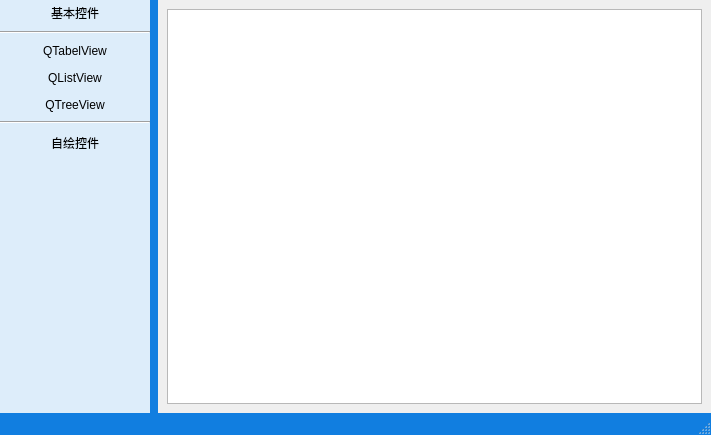
First picture: the form in FramelessWindow/mainwindow.ui, repository BeiChenYx/FramelessWindow, before the edit.
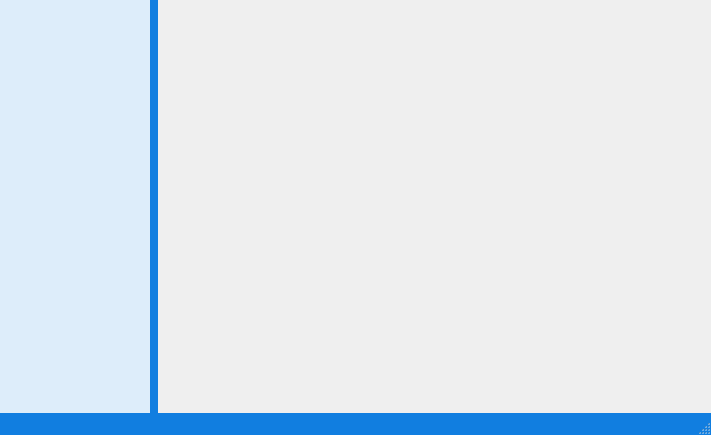
Second picture: the form after the edit. The open tabs and pages were chosen to show the change.

```diff
--- a/FramelessWindow/mainwindow.ui
+++ b/FramelessWindow/mainwindow.ui
@@ -33,7 +33,7 @@
 }
 
 /* 分割线 */
-Line{
+#widget_left_nav #HLine{
 	background-color: #ddedfa;
 	border-top: 1px solid #a0a0a0; 
 }
@@ -161,131 +161,9 @@
        </property>
        <layout class="QGridLayout" name="gridLayout_2">
         <item row="0" column="0">
-         <layout class="QVBoxLayout" name="verticalLayout">
-          <item>
-           <widget class="QToolButton" name="toolButton_base">
-            <property name="sizePolicy">
-             <sizepolicy hsizetype="Expanding" vsizetype="Fixed">
-              <horstretch>0</horstretch>
-              <verstretch>0</verstretch>
-             </sizepolicy>
-            </property>
-            <property name="layoutDirection">
-             <enum>Qt::LeftToRight</enum>
-            </property>
-            <property name="text">
-             <string>基本控件</string>
-            </property>
-            <property name="checkable">
-             <bool>true</bool>
-            </property>
-            <attribute name="buttonGroup">
-             <string notr="true">buttonGroup_left_nav</string>
-            </attribute>
-           </widget>
-          </item>
-          <item>
-           <widget class="Line" name="line">
-            <property name="orientation">
-             <enum>Qt::Horizontal</enum>
-            </property>
-           </widget>
-          </item>
-          <item>
-           <widget class="QToolButton" name="toolButton_table">
-            <property name="sizePolicy">
-             <sizepolicy hsizetype="Expanding" vsizetype="Fixed">
-              <horstretch>0</horstretch>
-              <verstretch>0</verstretch>
-             </sizepolicy>
-            </property>
-            <property name="layoutDirection">
-             <enum>Qt::LeftToRight</enum>
-            </property>
-            <property name="text">
-             <string>QTabelView</string>
-            </property>
-            <property name="checkable">
-             <bool>true</bool>
-            </property>
-            <attribute name="buttonGroup">
-             <string notr="true">buttonGroup_left_nav</string>
-            </attribute>
-           </widget>
-          </item>
-          <item>
-           <widget class="QToolButton" name="toolButton_list">
-            <property name="sizePolicy">
-             <sizepolicy hsizetype="Expanding" vsizetype="Fixed">
-              <horstretch>0</horstretch>
-              <verstretch>0</verstretch>
-             </sizepolicy>
-            </property>
-            <property name="layoutDirection">
-             <enum>Qt::LeftToRight</enum>
-            </property>
-            <property name="text">
-             <string>QListView</string>
-            </property>
-            <property name="checkable">
-             <bool>true</bool>
-            </property>
-            <attribute name="buttonGroup">
-             <string notr="true">buttonGroup_left_nav</string>
-            </attribute>
-           </widget>
-          </item>
-          <item>
-           <widget class="QToolButton" name="toolButton_tree">
-            <property name="sizePolicy">
-             <sizepolicy hsizetype="Expanding" vsizetype="Fixed">
-              <horstretch>0</horstretch>
-              <verstretch>0</verstretch>
-             </sizepolicy>
-            </property>
-            <property name="layoutDirection">
-             <enum>Qt::LeftToRight</enum>
-            </property>
-            <property name="text">
-             <string>QTreeView</string>
-            </property>
-            <property name="checkable">
-             <bool>true</bool>
-            </property>
-            <attribute name="buttonGroup">
-             <string notr="true">buttonGroup_left_nav</string>
-            </attribute>
-           </widget>
-          </item>
-          <item>
-           <widget class="Line" name="line_2">
-            <property name="orientation">
-             <enum>Qt::Horizontal</enum>
-            </property>
-           </widget>
-          </item>
-          <item>
-           <widget class="QToolButton" name="toolButton_custom">
-            <property name="sizePolicy">
-             <sizepolicy hsizetype="Expanding" vsizetype="Fixed">
-              <horstretch>0</horstretch>
-              <verstretch>0</verstretch>
-             </sizepolicy>
-            </property>
-            <property name="text">
-             <string>自绘控件</string>
-            </property>
-            <property name="checkable">
-             <bool>true</bool>
-            </property>
-            <attribute name="buttonGroup">
-             <string notr="true">buttonGroup_left_nav</string>
-            </attribute>
-           </widget>
-          </item>
-         </layout>
+         <layout class="QVBoxLayout" name="verticalLayout_left_nav"/>
         </item>
-        <item row="2" column="0">
+        <item row="1" column="0">
          <spacer name="verticalSpacer">
           <property name="orientation">
            <enum>Qt::Vertical</enum>
@@ -300,25 +178,7 @@
         </item>
        </layout>
       </widget>
-      <widget class="QStackedWidget" name="stackedWidget">
-       <widget class="QWidget" name="page_base"/>
-       <widget class="QWidget" name="page_table"/>
-       <widget class="QWidget" name="page_list">
-        <layout class="QGridLayout" name="gridLayout_4">
-         <item row="0" column="0">
-          <widget class="QListView" name="listView"/>
-         </item>
-        </layout>
-       </widget>
-       <widget class="QWidget" name="page_tree">
-        <layout class="QGridLayout" name="gridLayout_5">
-         <item row="0" column="0">
-          <widget class="QTreeView" name="treeView"/>
-         </item>
-        </layout>
-       </widget>
-       <widget class="QWidget" name="page_custom"/>
-      </widget>
+      <widget class="QStackedWidget" name="stackedWidget"/>
      </widget>
     </item>
    </layout>
```
Left out of the diff: 3 changed lines with no effect on the pictures.
